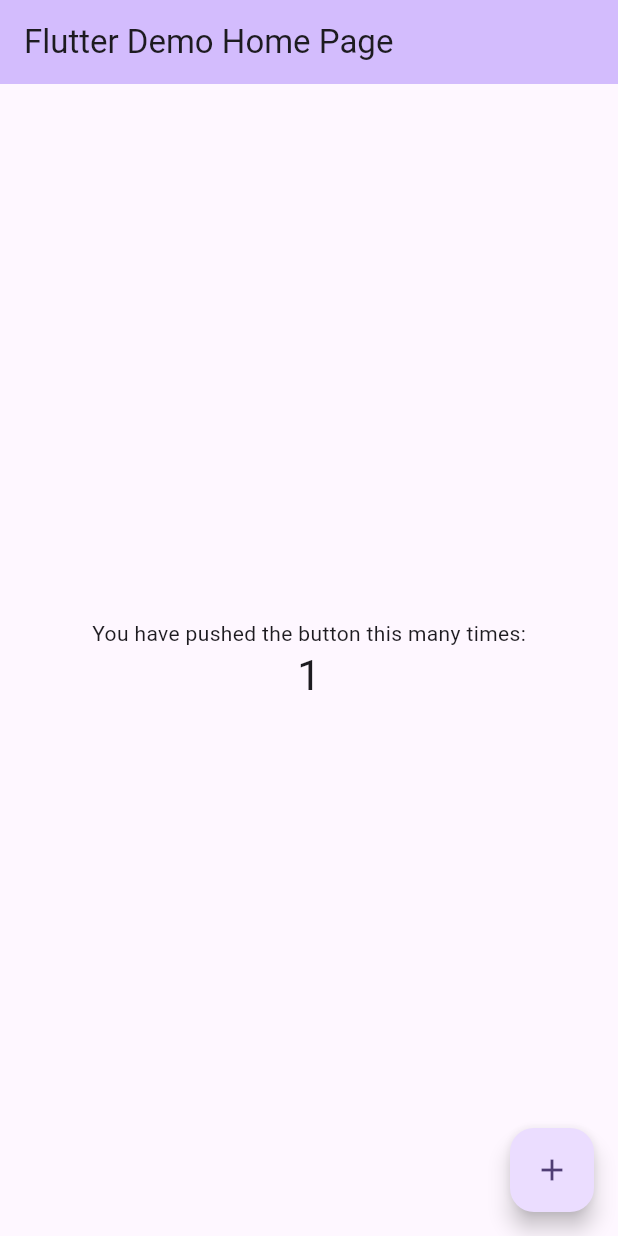
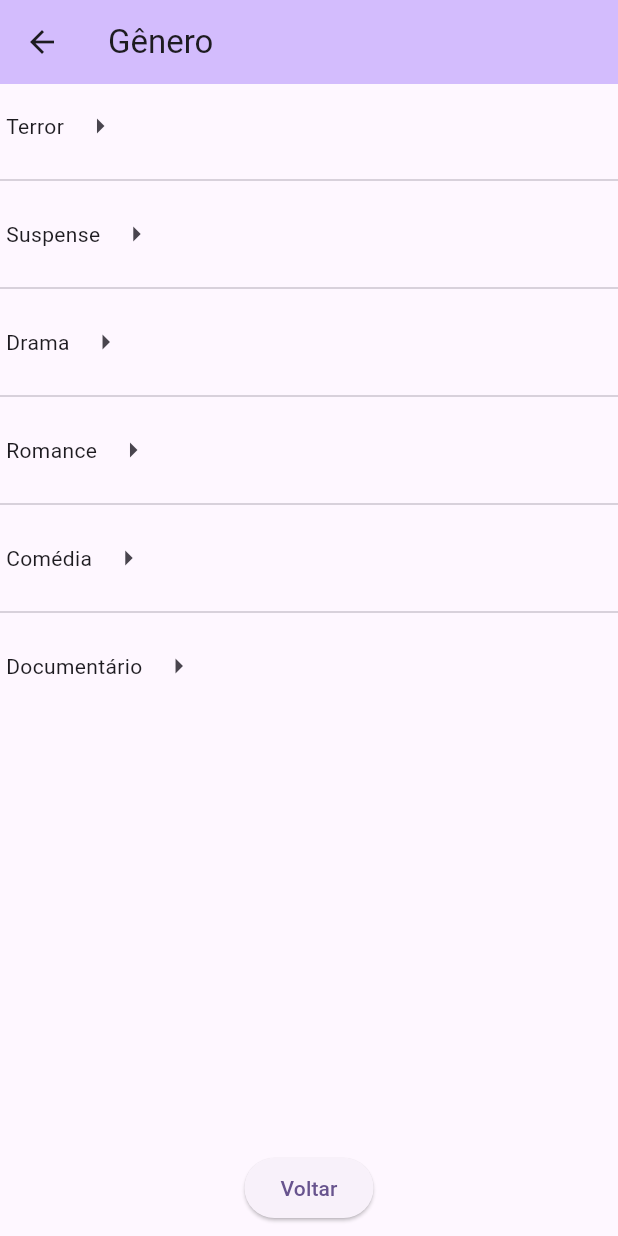
Before and after one commit to ILuuh/pmfilmes, a Flutter app: the screen it shows after launch, after a tap on the "add" icon, on a phone screen of 412 x 824 dp. Run offline on Flutter 3.47's test engine with Material 3 defaults, Android fonts, the phone set to English and light mode, and no system bars.

Commit message:
branch com o código da aula do dia Wed, Feb 21, 2024 10:46:11 PM

```diff
--- /dev/null
+++ b/lib/dominio/widgets/genero_item_view.dart
@@ -0,0 +1,36 @@
+import 'package:flutter/material.dart';
+import 'package:pmfilmes/dominio/genero.dart';
+import 'package:pmfilmes/vm/genero_view_model.dart';
+import 'package:provider/provider.dart';
+
+class GeneroItemView extends StatelessWidget {
+  final Genero genero;
+
+  const GeneroItemView({super.key, required this.genero});
+
+  @override
+  Widget build(BuildContext context) {
+    return Container(
+      padding: const EdgeInsets.all(4),
+      child: Row(
+        children: [
+          Text(genero.nome),
+          IconButton(
+            onPressed: () {},
+            icon: const Icon(Icons.arrow_right),
+          ),
+        ],
+      ),
+    );
+  }
+
+  void click(BuildContext context) {
+    //recupera um GeneroViewModel do provider com o estado
+    //compartilhado na aplicacao
+    final vm = Provider.of<GeneroViewModel>(context);
+    vm.selecionaGenero(genero);
+
+    //fecha a tela atual
+    Navigator.pop(context);
+  }
+}
--- a/lib/main.dart
+++ b/lib/main.dart
@@ -1,4 +1,8 @@
 import 'package:flutter/material.dart';
+import 'package:pmfilmes/page/genero_page.dart';
+import 'package:pmfilmes/repositorio/genero_repositorio.dart';
+import 'package:pmfilmes/vm/genero_view_model.dart';
+import 'package:provider/provider.dart';
 
 void main() {
   runApp(const MyApp());
@@ -9,13 +13,22 @@ class MyApp extends StatelessWidget {
 
   @override
   Widget build(BuildContext context) {
-    return MaterialApp(
-      title: 'Flutter Demo',
-      theme: ThemeData(
-        colorScheme: ColorScheme.fromSeed(seedColor: Colors.deepPurple),
-        useMaterial3: true,
+    return MultiProvider(
+      providers: [
+        ChangeNotifierProvider(
+          create: (_) => GeneroViewModel(
+            generos: GeneroRepositorio.list(),
+          ),
+        ),
+      ],
+      child: MaterialApp(
+        title: 'Flutter Demo',
+        theme: ThemeData(
+          colorScheme: ColorScheme.fromSeed(seedColor: Colors.deepPurple),
+          useMaterial3: true,
+        ),
+        home: const MyHomePage(title: 'Flutter Demo Home Page'),
       ),
-      home: const MyHomePage(title: 'Flutter Demo Home Page'),
     );
   }
 }
@@ -33,9 +46,10 @@ class _MyHomePageState extends State<MyHomePage> {
   int _counter = 0;
 
   void _incrementCounter() {
-    setState(() {
-      _counter++;
-    });
+    Navigator.push(
+      context,
+      MaterialPageRoute(builder: (_) => const GeneroPage()),
+    );
   }
 
   @override
--- a/lib/page/genero_page.dart
+++ b/lib/page/genero_page.dart
@@ -0,0 +1,39 @@
+import 'package:flutter/material.dart';
+import 'package:pmfilmes/dominio/widgets/genero_item_view.dart';
+import 'package:pmfilmes/vm/genero_view_model.dart';
+import 'package:provider/provider.dart';
+
+class GeneroPage extends StatelessWidget {
+  const GeneroPage({super.key});
+
+  @override
+  Widget build(BuildContext context) {
+    final vm = Provider.of<GeneroViewModel>(context);
+
+    return Scaffold(
+      appBar: AppBar(
+        title: const Text("Gênero"),
+        backgroundColor: Theme.of(context).colorScheme.inversePrimary,
+      ),
+      body: Column(
+        children: [
+          Expanded(
+            child: ListView.separated(
+              itemCount: vm.generos.length,
+              itemBuilder: (context, index) =>
+                  GeneroItemView(genero: vm.generos[index]),
+              separatorBuilder: (context, index) => const Divider(),
+            ),
+          ),
+          Padding(
+            padding: const EdgeInsets.all(8.0),
+            child: ElevatedButton(
+              onPressed: () => Navigator.pop(context),
+              child: const Text("Voltar"),
+            ),
+          ),
+        ],
+      ),
+    );
+  }
+}
--- a/lib/vm/genero_view_model.dart
+++ b/lib/vm/genero_view_model.dart
@@ -1,10 +1,19 @@
 import 'package:flutter/foundation.dart';
+import 'package:flutter/material.dart';
 import 'package:pmfilmes/dominio/genero.dart';
 
 class GeneroViewModel extends ChangeNotifier {
   final List<Genero> generos;
+  late Genero _genero;
 
   GeneroViewModel({
     required this.generos,
   });
+
+  void selecionaGenero(Genero genero) {
+    _genero = genero;
+    notifyListeners();
+  }
+
+  Genero get generoSelecionado => _genero;
 }
```
Also changed, not shown: 1 other file.
